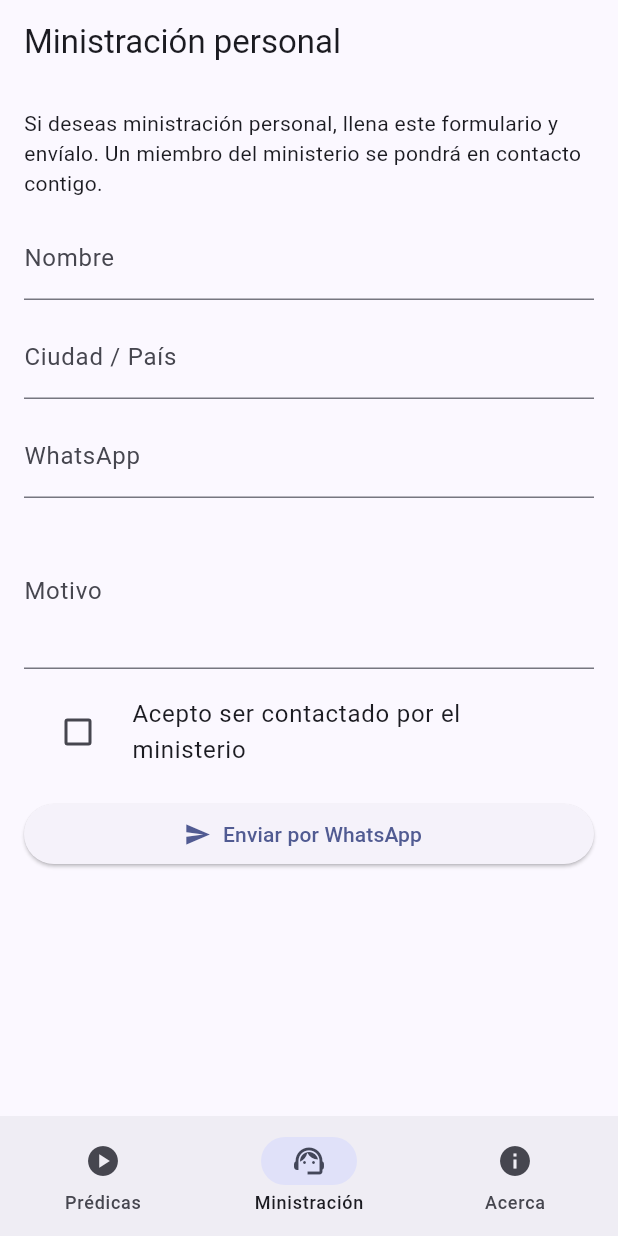
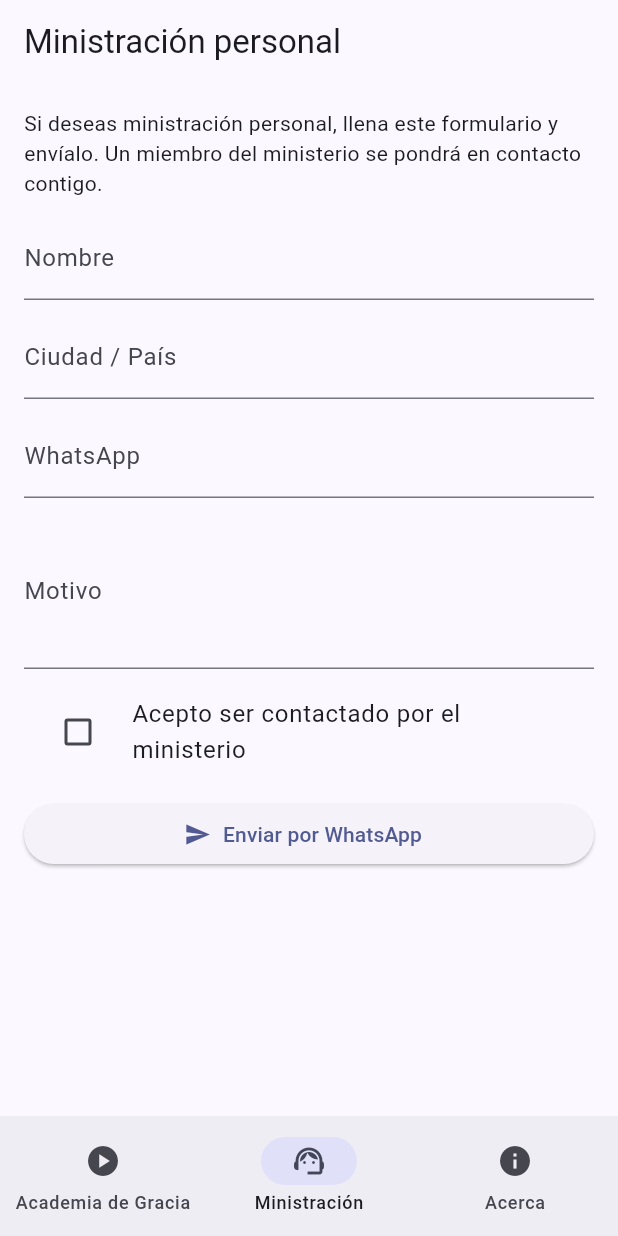
Before and after one commit to mflors154-eng/nueva-creacion-app, a Flutter app: the screen it shows after launch, item 2 of the bottom bar chosen, on a phone screen of 412 x 824 dp. Run offline on Flutter 3.47's test engine with Material 3 defaults, Android fonts, the phone set to English and light mode, and no system bars; our stand-ins replace share_plus; network calls fail.

Commit message:
Renombrar Prédicas a Academia de Gracia

```diff
--- a/lib/screens/home_shell.dart
+++ b/lib/screens/home_shell.dart
@@ -29,7 +29,7 @@
         destinations: const [
           NavigationDestination(
             icon: Icon(Icons.play_circle),
-            label: 'Prédicas',
+            label: 'Academia de Gracia',
           ),
           NavigationDestination(
             icon: Icon(Icons.support_agent),
--- a/lib/screens/sermons/sermons_screen.dart
+++ b/lib/screens/sermons/sermons_screen.dart
@@ -89,7 +89,7 @@
 
     return Scaffold(
       appBar: AppBar(
-        title: const Text('Prédicas'),
+        title: const Text('Academia de Gracia'),
         actions: [
           IconButton(onPressed: _load, icon: const Icon(Icons.refresh)),
         ],
```
